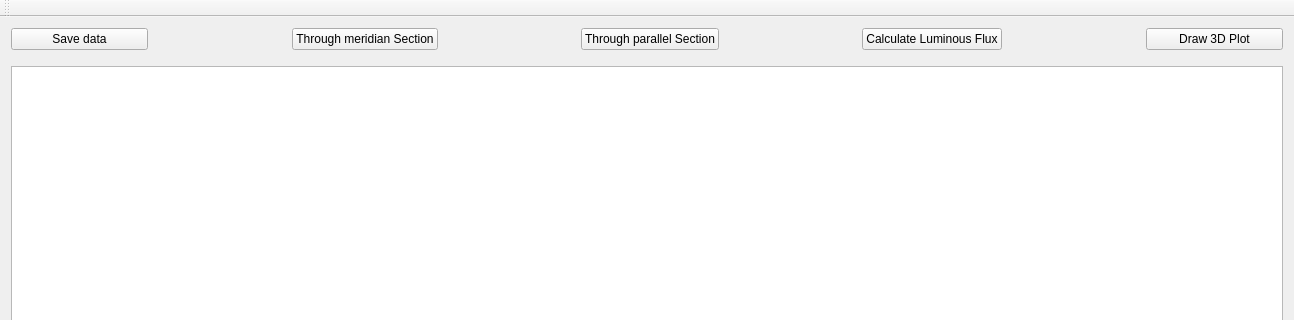
This is mainwindow.ui in wszechmogacy/photometric-curves as Qt 5 draws it before an edit; both pictures show x 0 to 1294 and y 0 to 320 of the 1294 by 583 pixel window. The edited form follows.
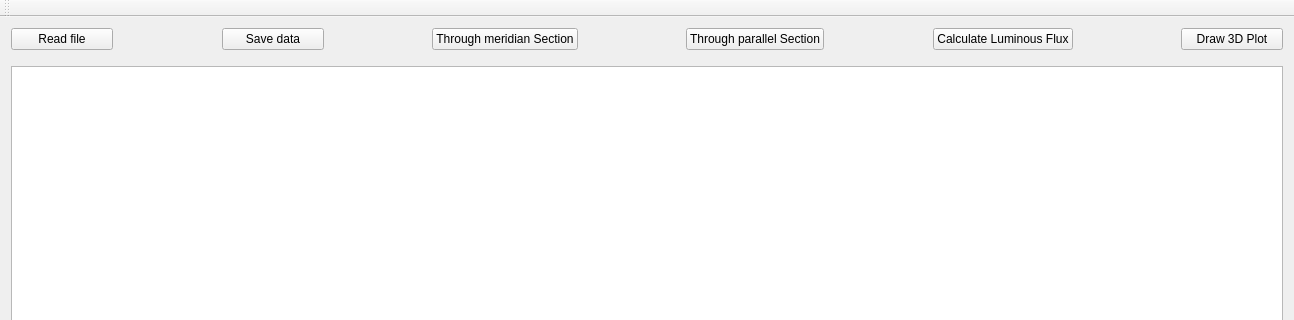
This is the edited form.

Commit message: read data from csv

Patch:
```diff
--- a/mainwindow.ui
+++ b/mainwindow.ui
@@ -25,6 +25,32 @@
      <layout class="QVBoxLayout" name="verticalLayout">
       <item>
        <layout class="QHBoxLayout" name="horizontalLayout">
+        <item>
+         <widget class="QPushButton" name="readFileButton">
+          <property name="sizePolicy">
+           <sizepolicy hsizetype="Expanding" vsizetype="Fixed">
+            <horstretch>0</horstretch>
+            <verstretch>0</verstretch>
+           </sizepolicy>
+          </property>
+          <property name="text">
+           <string>Read file</string>
+          </property>
+         </widget>
+        </item>
+        <item>
+         <spacer name="horizontalSpacer_5">
+          <property name="orientation">
+           <enum>Qt::Horizontal</enum>
+          </property>
+          <property name="sizeHint" stdset="0">
+           <size>
+            <width>40</width>
+            <height>20</height>
+           </size>
+          </property>
+         </spacer>
+        </item>
         <item>
          <widget class="QPushButton" name="saveDataButton">
           <property name="sizePolicy">
```
The commit also changes 2 other files.
